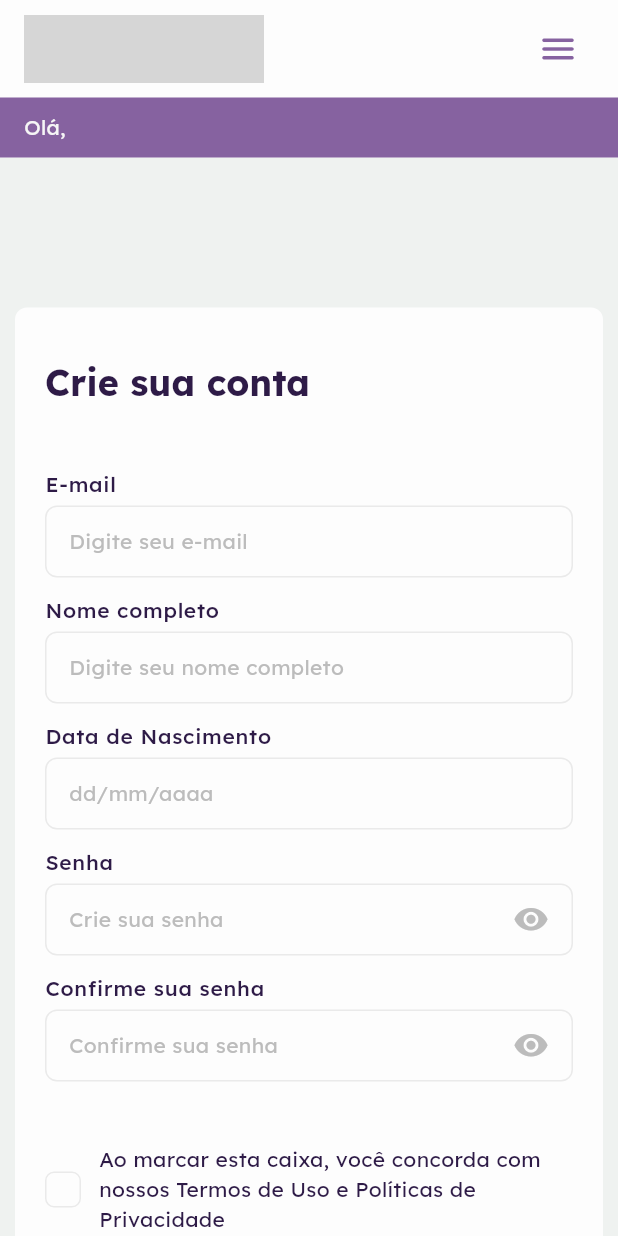
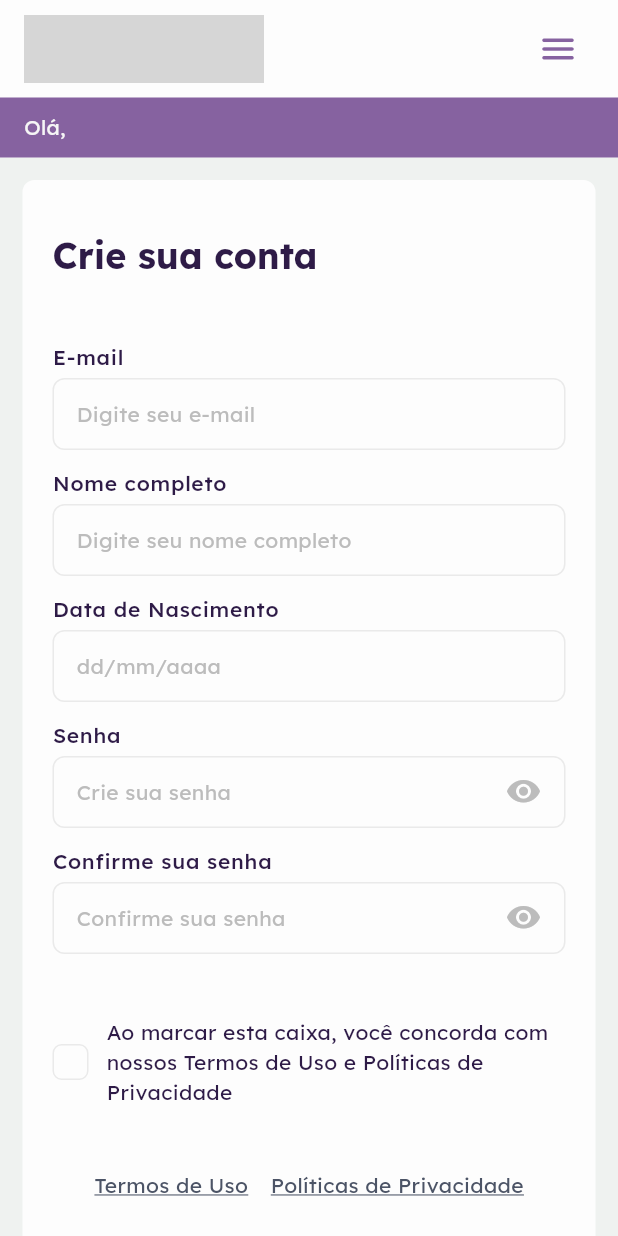
Before and after one commit to petbccufscar/mapa-adoleser, a Flutter app: the RegisterPage screen opened by its route, on a phone screen of 412 x 824 dp. Run offline on Flutter 3.47's test engine with Material 3 defaults, Android fonts, the phone set to English and light mode, and no system bars; our stand-ins replace carousel_slider, go_router, mask_text_input_formatter, pinput, responsive_framework, shared_preferences; accounts and stored records are empty; grey boxes are pictures that could not be loaded.

Commit message:
Improve recovery and register UI/UX and update texts
Refactored the recovery password page to use ModalWrapper, improved layout, added cancel buttons, and updated instructional texts for clarity. Adjusted input decoration theme and modal margins for better appearance. Enhanced the register page with responsive spacing and improved error message alignment. Set initial route to recovery password for development.

```diff
--- a/frontend/devtools_options.yaml
+++ b/frontend/devtools_options.yaml
@@ -1,3 +1,4 @@
 description: This file stores settings for Dart & Flutter DevTools.
 documentation: https://docs.flutter.dev/tools/devtools/extensions#configure-extension-enablement-states
 extensions:
+  - provider: true
--- a/frontend/lib/core/constants.dart
+++ b/frontend/lib/core/constants.dart
@@ -90,9 +90,12 @@ class _RecoveryPasswordTexts {
   const _RecoveryPasswordTexts();
 
   final title = 'Recuperar sua senha';
-  final emailLabel = 'Digite seu e-mail para receber um código de confirmação';
+  final instructions =
+      'Digite seu e-mail para receber um código de confirmação';
+  final emailLabel = 'Digite seu e-mail';
   final emailHint = 'Digite seu e-mail';
   final emailSubmit = 'Enviar';
+  final cancel = 'Cancelar';
   final codeLabel = 'Digite o código de 6 dígitos recebido';
   final codeValidate = 'Validar';
   final codeResend = 'Reenviar ';
@@ -101,7 +104,7 @@ class _RecoveryPasswordTexts {
   final passwordAgainLabel = "Confirme a nova senha";
   final newPasswordAgain = "Digite novamente sua nova senha";
   final successMessage = "Sua senha foi alterada com sucesso!";
-  final returnLogin = "Retornar para o login";
+  final backToLogin = "Retornar para o login";
 }
 
 class _ChangePasswordTexts {
--- a/frontend/lib/core/theme/light_theme.dart
+++ b/frontend/lib/core/theme/light_theme.dart
@@ -20,12 +20,13 @@ ThemeData lightTheme = ThemeData(
       onError: AppColors.textPrimary,
     ),
     inputDecorationTheme: const InputDecorationTheme(
+      fillColor: AppColors.inputBackground,
       errorStyle: TextStyle(
         color: Colors.red,
         fontSize: 12,
         height: 1.5,
       ),
-      contentPadding: EdgeInsets.symmetric(vertical: 8, horizontal: 12),
+      contentPadding: EdgeInsets.symmetric(vertical: 6, horizontal: 12),
       border: OutlineInputBorder(
         borderRadius: BorderRadius.all(Radius.circular(8)),
         borderSide: BorderSide(
--- a/frontend/lib/presentation/routes/app_router.dart
+++ b/frontend/lib/presentation/routes/app_router.dart
@@ -26,7 +26,7 @@ GoRouter createRouter(AuthProvider auth) {
     // TODO: oq é isso?
     refreshListenable: auth,
     debugLogDiagnostics: true,
-    initialLocation: '/',
+    initialLocation: '/recuperar-senha',
     //errorBuilder: (context, state) => const ErrorPage(),
     redirect: (context, state) => authGuard(auth, state),
     routes: [
--- a/frontend/lib/presentation/ui/modal_wrapper.dart
+++ b/frontend/lib/presentation/ui/modal_wrapper.dart
@@ -12,7 +12,7 @@ class ModalWrapper extends StatelessWidget {
     return ConstrainedBox(
       constraints: const BoxConstraints(maxWidth: 450),
       child: Container(
-        margin: EdgeInsetsGeometry.symmetric(horizontal: 10, vertical: 100),
+        margin: EdgeInsetsGeometry.all(15),
         decoration: BoxDecoration(
           color: AppColors.backgroundWhite,
           borderRadius: BorderRadius.circular(8),
--- a/frontend/lib/presentation/ui/pages/register/register_page.dart
+++ b/frontend/lib/presentation/ui/pages/register/register_page.dart
@@ -154,6 +154,9 @@ class _RegisterPageState extends State<RegisterPage> {
                 child: SingleChildScrollView(
                   child: Column(
                     children: [
+                      if (ResponsiveBreakpoints.of(context)
+                          .largerOrEqualTo('LARGE_TABLET'))
+                        SizedBox(height: 100),
                       ModalWrapper(
                         child: Form(
                           key: _formKey,
@@ -226,6 +229,7 @@ class _RegisterPageState extends State<RegisterPage> {
                               Wrap(
                                 alignment: WrapAlignment.center,
                                 spacing: 15,
+                                runSpacing: 10,
                                 direction: Axis.horizontal,
                                 children: [
                                   ActionText(
@@ -251,6 +255,7 @@ class _RegisterPageState extends State<RegisterPage> {
                                 Text(
                                   registerProvider.error!,
                                   style: const TextStyle(color: Colors.red),
+                                  textAlign: TextAlign.center,
                                 ),
                               ],
                               SizedBox(height: 18),
@@ -273,17 +278,18 @@ class _RegisterPageState extends State<RegisterPage> {
                                     color: AppColors.purpleLight,
                                   ),
                                 ],
-                              )
+                              ),
                             ],
                           ),
                         ),
-                      )
+                      ),
+                      SizedBox(height: 100),
                     ],
                   ),
                 ),
               ),
             ),
-          )
+          ),
         ],
       ),
     );
```
Also changed, not shown: frontend/lib/presentation/ui/pages/recovery_passoword/recovery_password_page.dart (+51 -40 lines).
